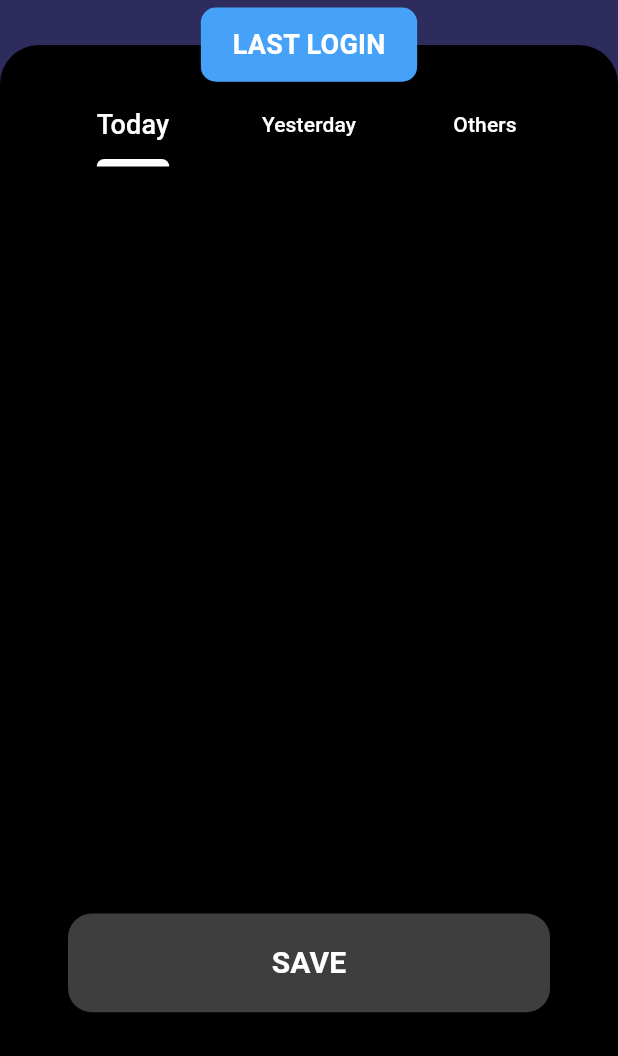
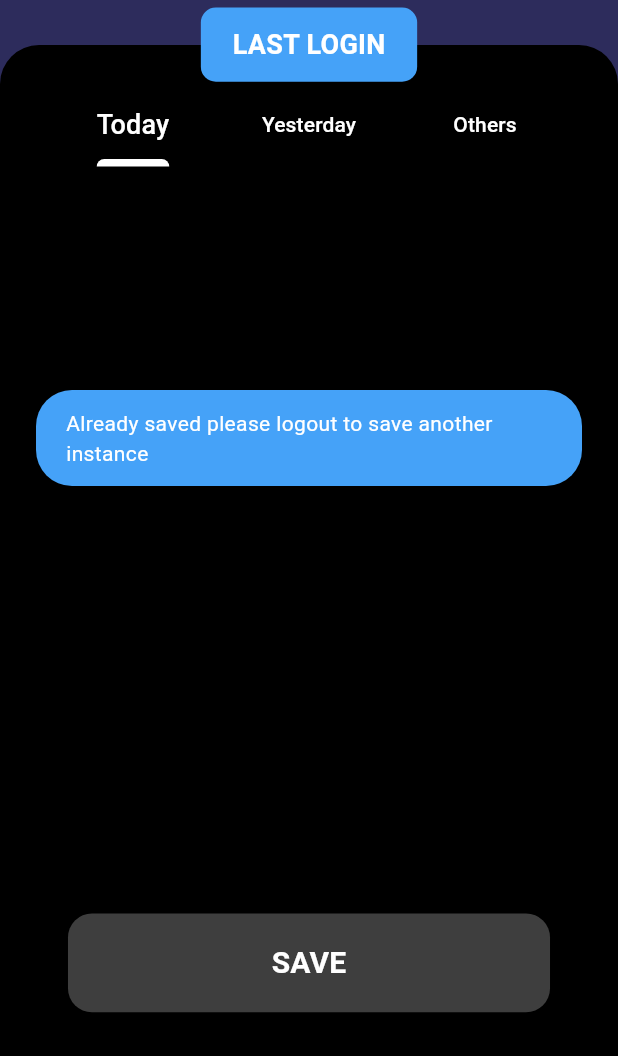
Before and after one commit to SanthoshParthasarathi/grootan_sample_app, a Flutter app: the LastLoginScreen screen opened directly, after a tap on "SAVE", on a phone screen of 412 x 824 dp, the part 180-1236 px from its top. Run offline on Flutter 3.47's test engine with Material 2 defaults, Android fonts, the phone set to English and light mode, and no system bars; our stand-ins replace cloud_firestore, firebase_auth, firebase_core, fluttertoast, geocoding, hexcolor and 5 more; accounts and stored records are empty.

```diff
--- a/lib/screens/last_loginscreen.dart
+++ b/lib/screens/last_loginscreen.dart
@@ -4,7 +4,9 @@ import 'package:flutter/material.dart';
 import 'package:fluttertoast/fluttertoast.dart';
 import 'package:grootan_app/screens/loginscreen.dart';
 import 'package:grootan_app/services/services.dart';
-import 'package:grootan_app/widgets/last_login_custom_card.dart';
+import 'package:grootan_app/widgets/custom_lastlogin_card_others.dart';
+import 'package:grootan_app/widgets/custom_lastlogin_card_today.dart';
+import 'package:grootan_app/widgets/custom_lastlogin_card_yesterday.dart';
 import 'package:shared_preferences/shared_preferences.dart';
 import '../utils/constants/constants.dart';
 import '../widgets/custom_listtile.dart';
@@ -163,18 +165,49 @@ class _LastLoginScreenState extends State<LastLoginScreen>
                         IndexedStack(
                           index: selectedIndex,
                           children: [
+                            /// today
                             StreamBuilder<QuerySnapshot>(
                               stream: Services().getItems(),
                               builder: (context, snapshot) {
                                 if (snapshot.connectionState ==
                                     ConnectionState.waiting) {
-                                  return Center(
-                                      child: const CircularProgressIndicator());
+                                  return const Center(
+                                      child: CircularProgressIndicator());
                                 }
                                 if (snapshot.hasError) {
                                   return Text('Error: ${snapshot.error}');
                                 }
                                 return CustomListViewCardWidget(snapshot.data!);
+                              },
+                            ),
+                            /// yesterday
+                            StreamBuilder<QuerySnapshot>(
+                              stream: Services().getItems(),
+                              builder: (context, snapshot) {
+                                if (snapshot.connectionState ==
+                                    ConnectionState.waiting) {
+                                  return const Center(
+                                      child: CircularProgressIndicator());
+                                }
+                                if (snapshot.hasError) {
+                                  return Text('Error: ${snapshot.error}');
+                                }
+                                return CustomListViewCardWidgetYesterday(snapshot.data!);
+                              },
+                            ),
+                            /// other dates
+                            StreamBuilder<QuerySnapshot>(
+                              stream: Services().getItems(),
+                              builder: (context, snapshot) {
+                                if (snapshot.connectionState ==
+                                    ConnectionState.waiting) {
+                                  return const Center(
+                                      child: CircularProgressIndicator(color: Colors.amber,));
+                                }
+                                if (snapshot.hasError) {
+                                  return Text('Error: ${snapshot.error}');
+                                }
+                                return CustomListViewCardWidgetOthers(snapshot.data!);
                               },
                             ),
                             // ListView.builder(
@@ -227,7 +260,13 @@ class _LastLoginScreenState extends State<LastLoginScreen>
                             height: MediaQuery.of(context).size.height * 0.08,
                             child: ElevatedButton(
                               onPressed: () {
-                                // Add your login button logic here
+                                  Fluttertoast.showToast(
+                                    msg: 'Already saved please logout to save another instance',
+                                    toastLength: Toast.LENGTH_SHORT,
+                                    gravity: ToastGravity.CENTER,
+                                    backgroundColor: blueColor,
+                                    textColor: Colors.white,
+                                  );
                               },
                               style: ElevatedButton.styleFrom(
                                 backgroundColor: buttonColor,
--- a/lib/screens/pluginscreen.dart
+++ b/lib/screens/pluginscreen.dart
@@ -311,7 +311,7 @@ class _PluginScreenState extends State<PluginScreen> {
                                 ),
                               ),
                               child: const Text(
-                                'Last Login at Today, 11 AM',
+                                'Last Login',
                                 style: TextStyle(
                                   fontSize: 20,
                                   fontWeight: FontWeight.bold,
--- /dev/null
+++ b/lib/widgets/custom_lastlogin_card_others.dart
@@ -0,0 +1,60 @@
+import 'package:cloud_firestore/cloud_firestore.dart';
+import 'package:flutter/material.dart';
+
+import 'custom_listtile.dart';
+
+class CustomListViewCardWidgetOthers extends StatelessWidget {
+  final QuerySnapshot snapshot;
+
+  const CustomListViewCardWidgetOthers(this.snapshot, {Key? key});
+
+  @override
+  Widget build(BuildContext context) {
+    DateTime today = DateTime.now();
+    DateTime startOfToday = DateTime(today.year, today.month, today.day);
+
+    List<QueryDocumentSnapshot> otherDocuments =
+        snapshot.docs.where((document) {
+      // Parse the string date value from Firebase
+      String firebaseDateString = document['datetime'] as String;
+      DateTime itemDateTime = DateTime.parse(firebaseDateString);
+
+      return itemDateTime.isBefore(startOfToday);
+    }).toList();
+
+    return otherDocuments.isNotEmpty
+        ? SizedBox(
+            height: MediaQuery.of(context).size.height * 0.58,
+            child: ListView.builder(
+              shrinkWrap: true,
+              itemCount: otherDocuments.length,
+              itemBuilder: (context, index) {
+                DocumentSnapshot item = otherDocuments[index];
+                String ipAddress = item['ipaddress'] ?? "";
+                String location = item['location'] ?? "";
+                String time = item['datetime'] ?? "";
+                String qrCodeString = item['qrCodeString'] ?? "";
+
+                return CustomListItem(
+                  ipAddress: ipAddress,
+                  location: location,
+                  time: time,
+                  qrCodeString: qrCodeString,
+                );
+              },
+            ),
+          )
+        : Padding(
+            padding: EdgeInsets.only(
+              top: MediaQuery.of(context).size.height * 0.1,
+            ),
+            child: Container(
+              margin: const EdgeInsets.all(30),
+              color: Colors.white,
+              child: const Center(
+                child: Text("No data available for Other Dates"),
+              ),
+            ),
+          );
+  }
+}
--- a/lib/widgets/last_login_custom_card.dart
+++ b/lib/widgets/custom_lastlogin_card_today.dart
@@ -5,30 +5,37 @@ import 'package:grootan_app/widgets/custom_listtile.dart';
 class CustomListViewCardWidget extends StatelessWidget {
   final QuerySnapshot snapshot;
 
-  const CustomListViewCardWidget(this.snapshot, {super.key});
+  const CustomListViewCardWidget(this.snapshot, {Key? key});
 
   @override
   Widget build(BuildContext context) {
+    // Get the current date
+    DateTime today = DateTime.now();
+    // Create a DateTime object for the start of today (midnight)
+    DateTime startOfToday = DateTime(today.year, today.month, today.day);
+
+    // Filter the documents to include only those with a datetime field equal to or greater than startOfToday
+    List<QueryDocumentSnapshot> todayDocuments = snapshot.docs.where((document) {
+      DateTime itemDateTime = DateTime.parse(document['datetime'] as String);
+      return itemDateTime.isAtSameMomentAs(startOfToday) || itemDateTime.isAfter(startOfToday);
+    }).toList();
+
     return SizedBox(
       height: MediaQuery.of(context).size.height * 0.58,
       child: ListView.builder(
         shrinkWrap: true,
-        // reverse: true,
-        // physics: const NeverScrollableScrollPhysics(),
-        itemCount: snapshot.docs.length,
+        itemCount: todayDocuments.length,
         itemBuilder: (context, index) {
-          DocumentSnapshot item = snapshot.docs[index];
-          // Use the null-aware operator (??) to provide a default value if the field is not present
+          DocumentSnapshot item = todayDocuments[index];
           String ipAddress = item['ipaddress'] ?? "";
           String location = item['location'] ?? "";
           String time = item['datetime'] ?? "";
-          // bool isQrAvailable = item['isQrAvailable'] ?? false;
           String qrCodeString = item['qrCodeString'] ?? "";
+
           return CustomListItem(
             ipAddress: ipAddress,
             location: location,
             time: time,
-            // isQrAvailable: isQrAvailable,
             qrCodeString: qrCodeString,
           );
         },
--- /dev/null
+++ b/lib/widgets/custom_lastlogin_card_yesterday.dart
@@ -0,0 +1,62 @@
+import 'package:cloud_firestore/cloud_firestore.dart';
+import 'package:flutter/material.dart';
+
+import 'custom_listtile.dart';
+
+class CustomListViewCardWidgetYesterday extends StatelessWidget {
+  final QuerySnapshot snapshot;
+
+  const CustomListViewCardWidgetYesterday(this.snapshot, {Key? key});
+
+  @override
+  Widget build(BuildContext context) {
+    DateTime today = DateTime.now();
+    DateTime startOfToday = DateTime(today.year, today.month, today.day);
+    DateTime startOfYesterday = startOfToday.subtract(const Duration(days: 1));
+
+    List<QueryDocumentSnapshot> yesterdayDocuments =
+        snapshot.docs.where((document) {
+      // Parse the string date value from Firebase
+      String firebaseDateString = document['datetime'] as String;
+      DateTime itemDateTime = DateTime.parse(firebaseDateString);
+
+      return itemDateTime.isAfter(startOfYesterday) &&
+          itemDateTime.isBefore(startOfToday);
+    }).toList();
+
+    return yesterdayDocuments.isNotEmpty
+        ? SizedBox(
+            height: MediaQuery.of(context).size.height * 0.58,
+            child: ListView.builder(
+              shrinkWrap: true,
+              itemCount: yesterdayDocuments.length,
+              itemBuilder: (context, index) {
+                DocumentSnapshot item = yesterdayDocuments[index];
+                String ipAddress = item['ipaddress'] ?? "";
+                String location = item['location'] ?? "";
+                String time = item['datetime'] ?? "";
+                String qrCodeString = item['qrCodeString'] ?? "";
+
+                return CustomListItem(
+                  ipAddress: ipAddress,
+                  location: location,
+                  time: time,
+                  qrCodeString: qrCodeString,
+                );
+              },
+            ),
+          )
+        : Padding(
+            padding: EdgeInsets.only(
+              top:MediaQuery.of(context).size.height * 0.1,
+            ),
+            child: Container(
+              margin: EdgeInsets.all(30),
+              color: Colors.white,
+              child: Center(
+                child: Text("No data available for yesterday"),
+              ),
+            ),
+          );
+  }
+}
```
Also changed, not shown: lib/main.dart (+39 -16 lines), lib/screens/loginscreen.dart (+24 -8 lines), lib/services/services.dart (+11 -0 lines).
